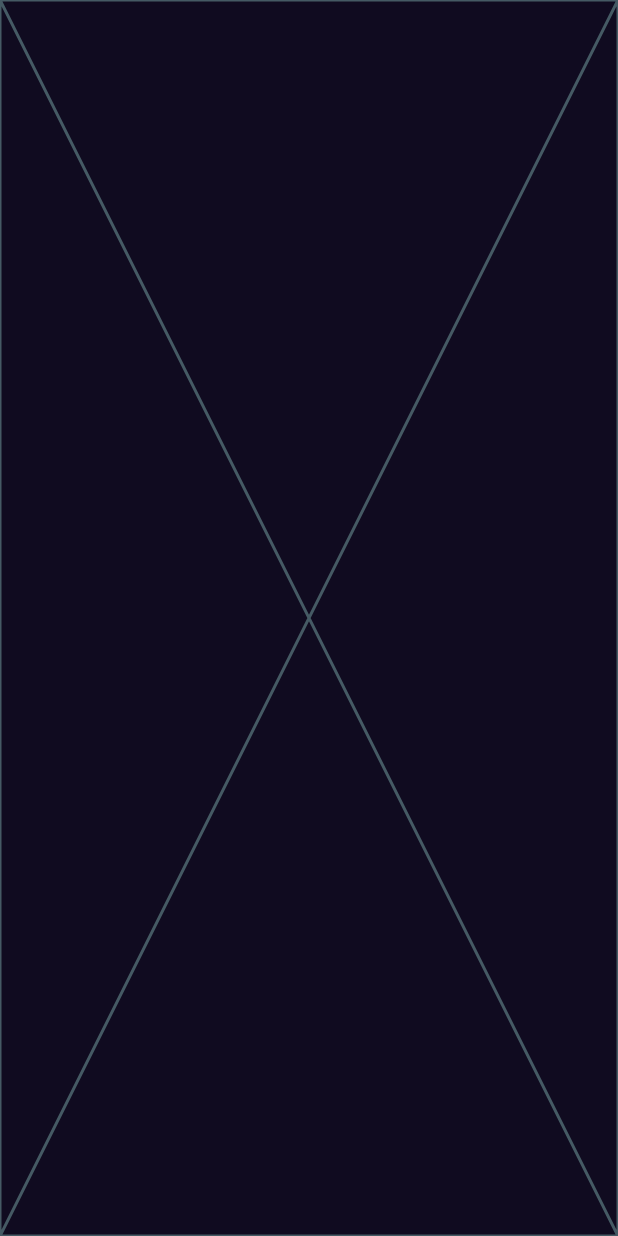
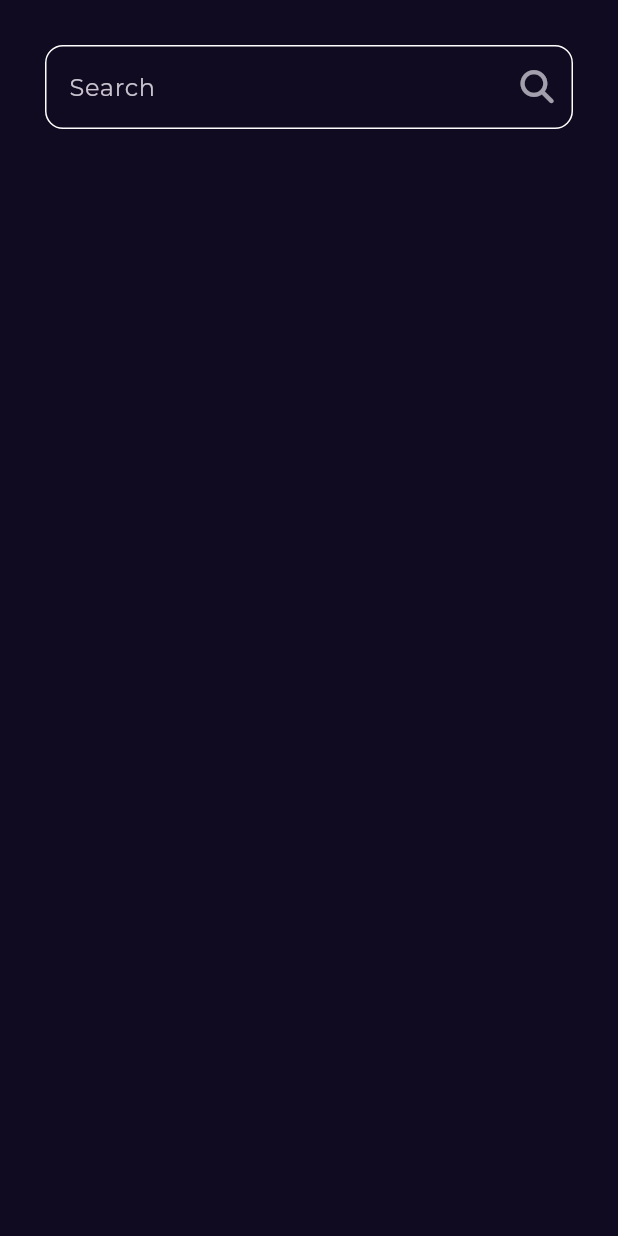
Before and after one commit to Bodeayman/BookStore, a Flutter app: the SearchView screen opened directly, on a phone screen of 412 x 824 dp. Run offline on Flutter 3.47's test engine with Material 3 defaults, Android fonts, the phone set to English and light mode, and no system bars; our stand-ins replace font_awesome_flutter, go_router, google_fonts.

Commit message:
CustomField

```diff
--- a/lib/Features/Home/Presentation/Views/Widgets/custom_app_bar.dart
+++ b/lib/Features/Home/Presentation/Views/Widgets/custom_app_bar.dart
@@ -1,5 +1,7 @@
 import 'package:flutter/material.dart';
 import 'package:font_awesome_flutter/font_awesome_flutter.dart';
+import 'package:go_router/go_router.dart';
+import 'package:mvvm_practise/core/utils/app_router.dart';
 import 'package:mvvm_practise/core/utils/assets.dart';
 
 class CustomAppBar extends StatelessWidget {
@@ -24,7 +26,9 @@ class CustomAppBar extends StatelessWidget {
           // I think that the spacer will leave a space between them like between
           IconButton(
             icon: const Icon(FontAwesomeIcons.magnifyingGlass, size: 20),
-            onPressed: () {},
+            onPressed: () {
+              GoRouter.of(context).push(AppRouter.KSearchView);
+            },
           )
         ],
       ),
--- /dev/null
+++ b/lib/Features/Search/Presentation/Views/Widgets/search_text_field.dart
@@ -0,0 +1,47 @@
+import 'package:flutter/material.dart';
+import 'package:flutter/widgets.dart';
+import 'package:font_awesome_flutter/font_awesome_flutter.dart';
+import 'package:go_router/go_router.dart';
+import 'package:mvvm_practise/core/utils/app_router.dart';
+
+class CustomSearchTextField extends StatelessWidget {
+  const CustomSearchTextField({super.key});
+
+  @override
+  Widget build(BuildContext context) {
+    return TextField(
+      decoration: InputDecoration(
+        fillColor: Colors.white,
+        focusedBorder: OutlineInputBorder(
+          borderSide: const BorderSide(
+            color: Colors.white,
+          ),
+          borderRadius: BorderRadius.circular(
+            12,
+          ),
+        ),
+        enabledBorder: OutlineInputBorder(
+          borderSide: const BorderSide(
+            color: Colors.white,
+          ),
+          borderRadius: BorderRadius.circular(
+            12,
+          ),
+        ),
+        hintText: "Search",
+        suffixIcon: Opacity(
+          opacity: 0.8,
+          child: IconButton(
+            icon: const Icon(
+              FontAwesomeIcons.magnifyingGlass,
+              size: 22,
+            ),
+            onPressed: () {
+              GoRouter.of(context).push(AppRouter.KHomeView);
+            },
+          ),
+        ),
+      ),
+    );
+  }
+}
--- a/lib/Features/Search/Presentation/Views/Widgets/search_view_body.dart
+++ b/lib/Features/Search/Presentation/Views/Widgets/search_view_body.dart
@@ -1,10 +1,19 @@
+import 'package:flutter/material.dart';
 import 'package:flutter/widgets.dart';
+import 'package:mvvm_practise/Features/Search/Presentation/Views/Widgets/search_text_field.dart';
 
 class SearchViewBody extends StatelessWidget {
   const SearchViewBody({super.key});
 
   @override
   Widget build(BuildContext context) {
-    return const Placeholder();
+    return const Padding(
+      padding: EdgeInsets.all(30),
+      child: Column(
+        children: [
+          CustomSearchTextField(),
+        ],
+      ),
+    );
   }
 }
--- a/lib/Features/Search/Presentation/Views/search_view.dart
+++ b/lib/Features/Search/Presentation/Views/search_view.dart
@@ -7,7 +7,7 @@ class SearchView extends StatelessWidget {
   @override
   Widget build(BuildContext context) {
     return const Scaffold(
-      body: SearchViewBody(),
+      body: SafeArea(child: SearchViewBody()),
     );
   }
 }
--- a/lib/core/utils/app_router.dart
+++ b/lib/core/utils/app_router.dart
@@ -1,6 +1,7 @@
 import 'package:go_router/go_router.dart';
 import 'package:mvvm_practise/Features/Home/Presentation/Views/book_details_view.dart';
 import 'package:mvvm_practise/Features/Home/Presentation/Views/home_view.dart';
+import 'package:mvvm_practise/Features/Search/Presentation/Views/search_view.dart';
 import 'package:mvvm_practise/Features/Splash/Presentation/Views/splash_view.dart';
 
 abstract class AppRouter {
@@ -24,7 +25,7 @@ abstract class AppRouter {
       ),
       GoRoute(
         path: '/searchView',
-        builder: (context, state) => const BookDetailsView(),
+        builder: (context, state) => const SearchView(),
       ),
     ],
   );
```
